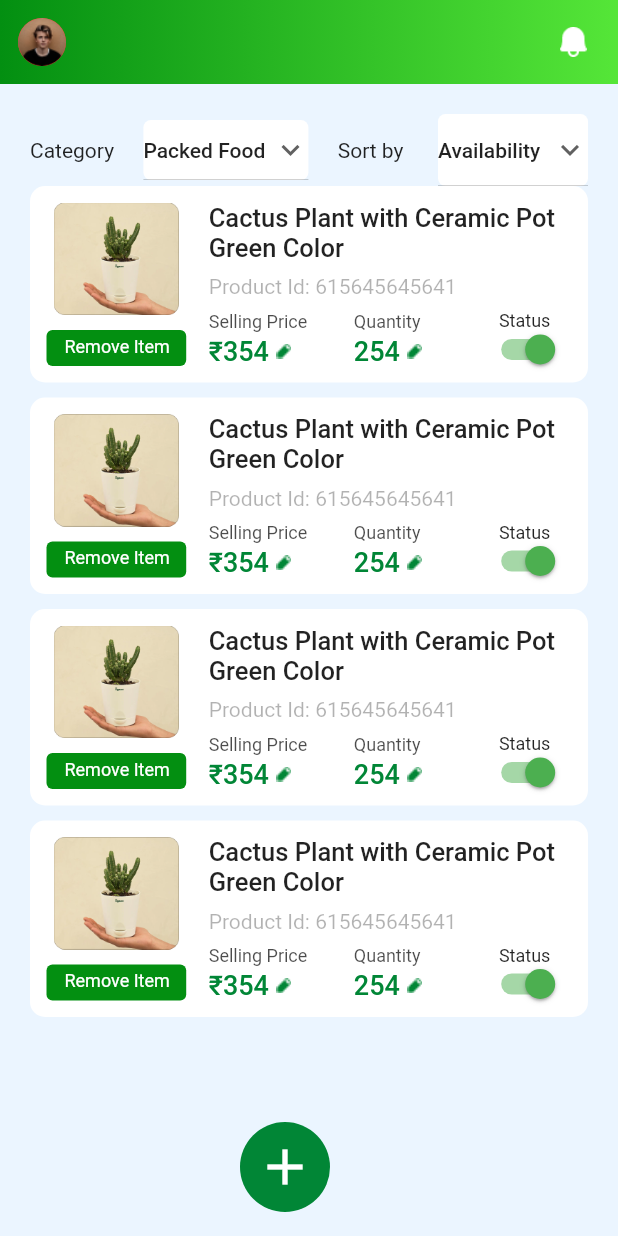
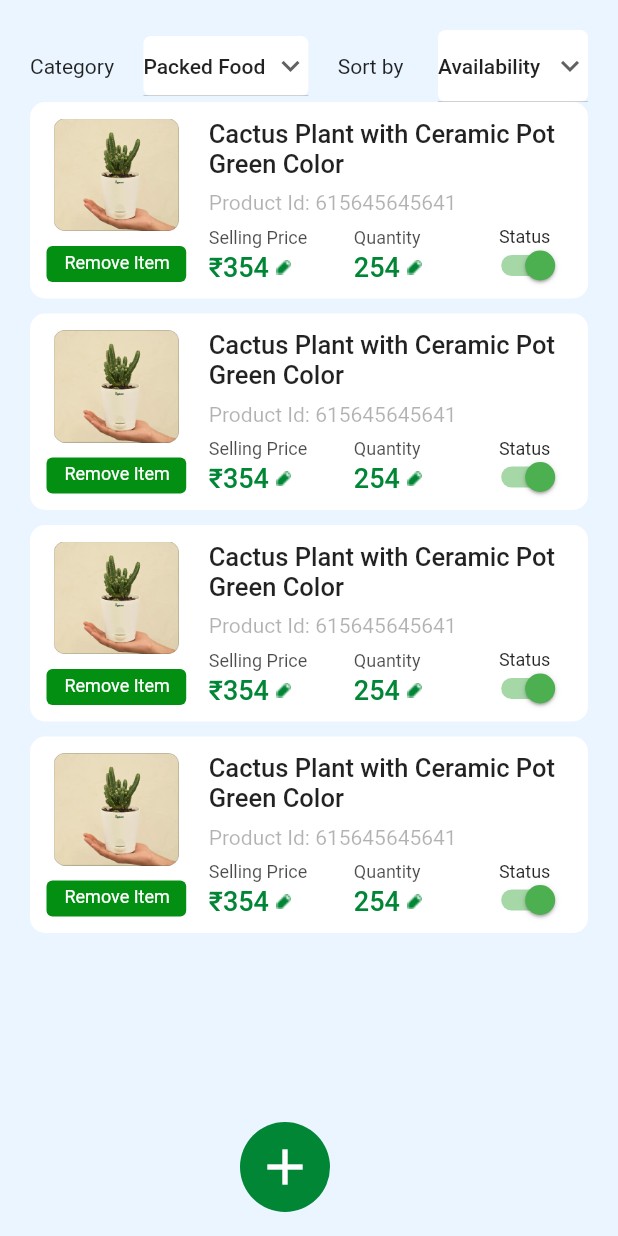
Before and after one commit to jithuhari/demo, a Flutter app: the ProductListScreen screen opened directly, on a phone screen of 412 x 824 dp. Run offline on Flutter 3.47's test engine with Material 2 defaults, Android fonts, the light colour scheme and no system bars; our stand-ins replace cached_network_image, dotted_border, flutter_multi_formatter, flutter_svg, fluttertoast, get and 2 more.

Commit message:
remove unwanted app bars

```diff
--- a/lib/ui/product/product_list_screen.dart
+++ b/lib/ui/product/product_list_screen.dart
@@ -43,30 +43,7 @@ class ProductListScreen extends StatelessWidget {
         ],
       ),
         backgroundColor: AppColors.bgGreenColor,
-        appBar: CustomAppBar(
-            autoLeading: false,
-            leadingWidget: WidgetUtils.widgets(
-                child: Container(
-              margin: const EdgeInsets.all(12),
-              height: 40,
-              width: 40,
-              decoration: AppDecoration.decorationCircle(color: Colors.red),
-              clipBehavior: Clip.antiAlias,
-              alignment: Alignment.center,
-              child: Image.asset(
-                Drawables.avatar,
-                fit: BoxFit.contain,
-              ),
-            )),
-            actionWidget: WidgetUtils.widgets(
-                child: Padding(
-              padding: const EdgeInsets.all(18),
-              child: Image.asset(
-                Drawables.bellIcon,
-                height: 27,
-                width: 23.5,
-              ),
-            ))),
+
         body: ListView(
           physics: const NeverScrollableScrollPhysics(),
           shrinkWrap: true,
```
